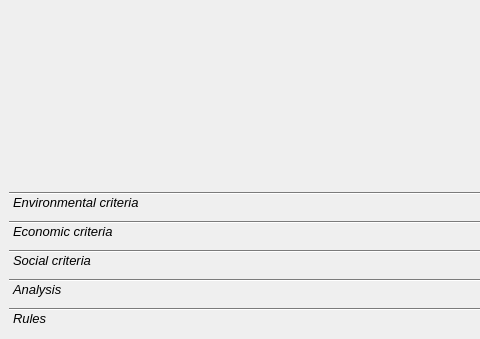
First picture: the form in geoSUIT.ui, repository gmassei/geoUmbriaSUIT, before the edit; both pictures show x 0 to 480 and y 318 to 657 of the 693 by 657 pixel window.
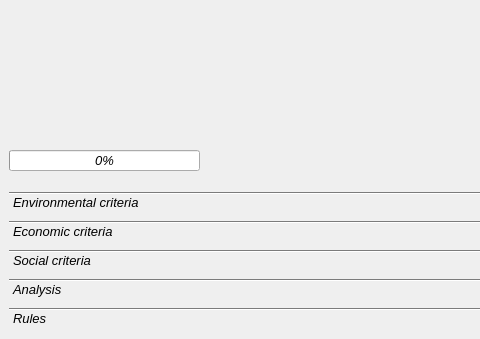
Second picture: the form after the edit. The open tabs and pages were chosen to show the change.

The edit to the form file:
```diff
--- a/geoSUIT.ui
+++ b/geoSUIT.ui
@@ -85,19 +85,6 @@
       <attribute name="label">
        <string>Setting</string>
       </attribute>
-      <widget class="QProgressBar" name="LoadProgressBar">
-       <property name="geometry">
-        <rect>
-         <x>0</x>
-         <y>470</y>
-         <width>660</width>
-         <height>21</height>
-        </rect>
-       </property>
-       <property name="value">
-        <number>0</number>
-       </property>
-      </widget>
       <widget class="QGroupBox" name="OutGBox">
        <property name="geometry">
         <rect>
@@ -365,6 +352,19 @@
         <bool>true</bool>
        </property>
       </widget>
+      <widget class="QProgressBar" name="LoadProgressBar">
+       <property name="geometry">
+        <rect>
+         <x>0</x>
+         <y>430</y>
+         <width>191</width>
+         <height>21</height>
+        </rect>
+       </property>
+       <property name="value">
+        <number>0</number>
+       </property>
+      </widget>
       <zorder>SetBtnHelp</zorder>
       <zorder>SetBtnAbout</zorder>
       <zorder>SetBtnBox</zorder>
```
Left out of the diff: 4 changed lines with no effect on the pictures.
